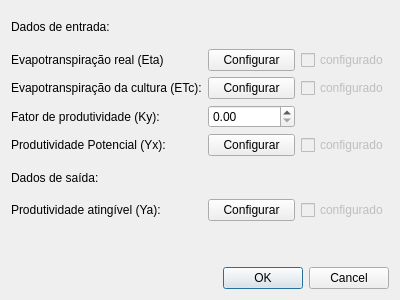
Old version of the form InterfacesQT/DlgYa.ui in the repository Paloschi/CyMP.
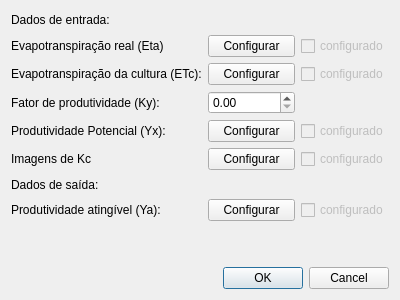
New version of the form.

```diff
--- a/InterfacesQT/DlgYa.ui
+++ b/InterfacesQT/DlgYa.ui
@@ -16,14 +16,14 @@
   <layout class="QVBoxLayout" name="verticalLayout">
    <item>
     <layout class="QGridLayout" name="gridLayout">
-     <item row="6" column="0">
+     <item row="7" column="0">
       <widget class="QLabel" name="label_7">
        <property name="text">
         <string>Produtividade atingível (Ya):</string>
        </property>
       </widget>
      </item>
-     <item row="6" column="1">
+     <item row="7" column="1">
       <widget class="QPushButton" name="btnConfYa">
        <property name="text">
         <string>Configurar</string>
@@ -65,7 +65,7 @@
        </property>
       </widget>
      </item>
-     <item row="5" column="0">
+     <item row="6" column="0">
       <widget class="QLabel" name="label_6">
        <property name="text">
         <string>Dados de saída:</string>
@@ -126,7 +126,7 @@
        </property>
       </widget>
      </item>
-     <item row="6" column="2">
+     <item row="7" column="2">
       <widget class="QCheckBox" name="chYa">
        <property name="enabled">
         <bool>false</bool>
@@ -136,7 +136,7 @@
        </property>
       </widget>
      </item>
-     <item row="7" column="0">
+     <item row="8" column="0">
       <spacer name="verticalSpacer">
        <property name="orientation">
         <enum>Qt::Vertical</enum>
@@ -152,6 +152,30 @@
        </property>
       </spacer>
      </item>
+     <item row="5" column="0">
+      <widget class="QLabel" name="label_8">
+       <property name="text">
+        <string>Imagens de Kc</string>
+       </property>
+      </widget>
+     </item>
+     <item row="5" column="1">
+      <widget class="QPushButton" name="btnConfKc">
+       <property name="text">
+        <string>Configurar</string>
+       </property>
+      </widget>
+     </item>
+     <item row="5" column="2">
+      <widget class="QCheckBox" name="chKc">
+       <property name="enabled">
+        <bool>false</bool>
+       </property>
+       <property name="text">
+        <string>configurado</string>
+       </property>
+      </widget>
+     </item>
     </layout>
    </item>
    <item>
```
